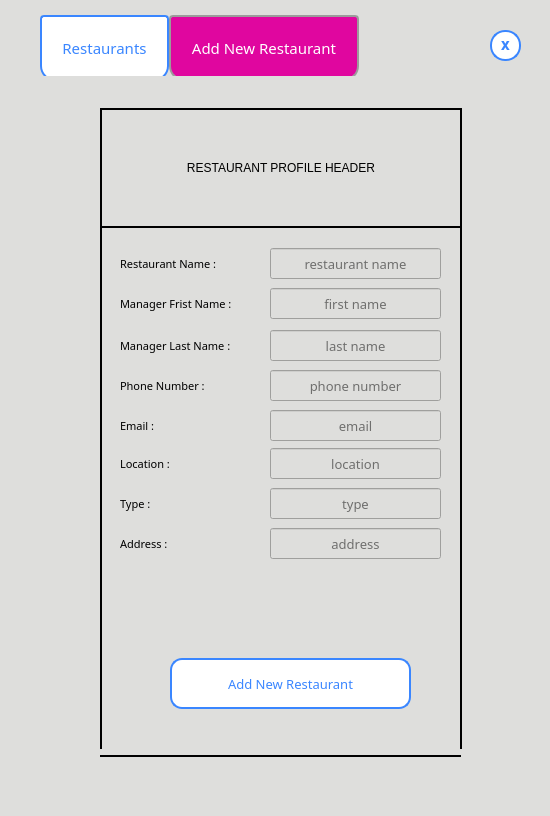
Before: the Qt Designer form frontend/ui_files/Restaurants.ui in irania9O/Restaurant, drawn with Qt 5.
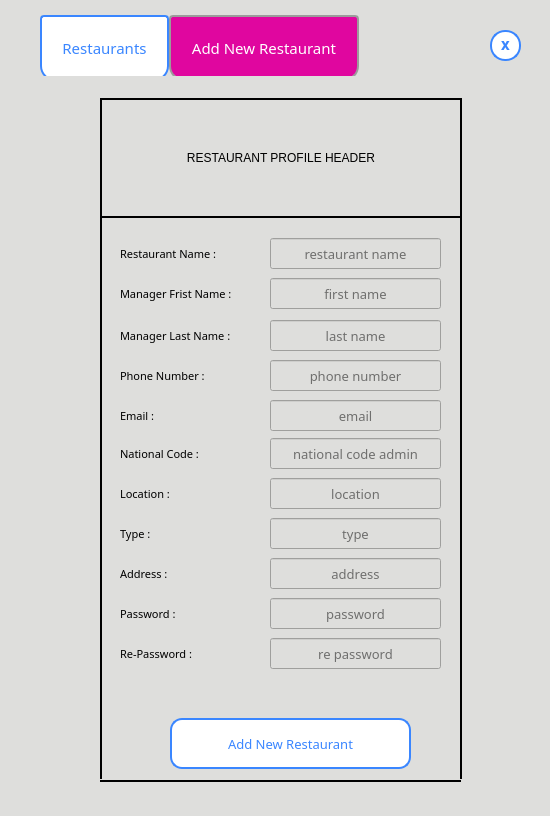
After: the same form once the commit is applied. The open tabs and pages were chosen to show the change.

Commit message: add restaurant and login page connected to database.

The edit to the form file:
```diff
--- a/frontend/ui_files/Restaurants.ui
+++ b/frontend/ui_files/Restaurants.ui
@@ -269,9 +269,9 @@
      <property name="geometry">
       <rect>
        <x>60</x>
-       <y>648</y>
+       <y>682</y>
        <width>361</width>
-       <height>20</height>
+       <height>2</height>
       </rect>
      </property>
      <property name="frameShadow">
@@ -288,9 +288,9 @@
      <property name="geometry">
       <rect>
        <x>411</x>
-       <y>120</y>
+       <y>110</y>
        <width>20</width>
-       <height>531</height>
+       <height>571</height>
       </rect>
      </property>
      <property name="frameShadow">
@@ -310,9 +310,9 @@
      <property name="geometry">
       <rect>
        <x>51</x>
-       <y>130</y>
+       <y>120</y>
        <width>20</width>
-       <height>521</height>
+       <height>561</height>
       </rect>
      </property>
      <property name="frameShadow">
@@ -329,7 +329,7 @@
      <property name="geometry">
       <rect>
        <x>60</x>
-       <y>10</y>
+       <y>0</y>
        <width>362</width>
        <height>120</height>
       </rect>
@@ -351,7 +351,7 @@
      <property name="geometry">
       <rect>
        <x>230</x>
-       <y>430</y>
+       <y>460</y>
        <width>171</width>
        <height>31</height>
       </rect>
@@ -390,7 +390,7 @@
      <property name="geometry">
       <rect>
        <x>230</x>
-       <y>190</y>
+       <y>180</y>
        <width>171</width>
        <height>31</height>
       </rect>
@@ -426,7 +426,7 @@
      <property name="geometry">
       <rect>
        <x>80</x>
-       <y>312</y>
+       <y>302</y>
        <width>141</width>
        <height>31</height>
       </rect>
@@ -448,7 +448,7 @@
      <property name="geometry">
       <rect>
        <x>230</x>
-       <y>350</y>
+       <y>380</y>
        <width>171</width>
        <height>31</height>
       </rect>
@@ -487,7 +487,7 @@
      <property name="geometry">
       <rect>
        <x>230</x>
-       <y>232</y>
+       <y>222</y>
        <width>171</width>
        <height>31</height>
       </rect>
@@ -526,7 +526,7 @@
      <property name="geometry">
       <rect>
        <x>230</x>
-       <y>312</y>
+       <y>302</y>
        <width>171</width>
        <height>31</height>
       </rect>
@@ -562,7 +562,7 @@
      <property name="geometry">
       <rect>
        <x>80</x>
-       <y>232</y>
+       <y>222</y>
        <width>141</width>
        <height>31</height>
       </rect>
@@ -581,7 +581,7 @@
      <property name="geometry">
       <rect>
        <x>80</x>
-       <y>272</y>
+       <y>262</y>
        <width>141</width>
        <height>31</height>
       </rect>
@@ -600,7 +600,7 @@
      <property name="geometry">
       <rect>
        <x>80</x>
-       <y>430</y>
+       <y>460</y>
        <width>141</width>
        <height>31</height>
       </rect>
@@ -622,7 +622,7 @@
      <property name="geometry">
       <rect>
        <x>230</x>
-       <y>272</y>
+       <y>262</y>
        <width>171</width>
        <height>31</height>
       </rect>
@@ -658,7 +658,7 @@
      <property name="geometry">
       <rect>
        <x>80</x>
-       <y>390</y>
+       <y>420</y>
        <width>141</width>
        <height>31</height>
       </rect>
@@ -680,7 +680,7 @@
      <property name="geometry">
       <rect>
        <x>230</x>
-       <y>390</y>
+       <y>420</y>
        <width>171</width>
        <height>31</height>
       </rect>
@@ -716,7 +716,7 @@
      <property name="geometry">
       <rect>
        <x>80</x>
-       <y>350</y>
+       <y>380</y>
        <width>141</width>
        <height>31</height>
       </rect>
@@ -735,7 +735,7 @@
      <property name="geometry">
       <rect>
        <x>80</x>
-       <y>190</y>
+       <y>180</y>
        <width>141</width>
        <height>31</height>
       </rect>
@@ -757,7 +757,7 @@
      <property name="geometry">
       <rect>
        <x>230</x>
-       <y>150</y>
+       <y>140</y>
        <width>171</width>
        <height>31</height>
       </rect>
@@ -793,7 +793,7 @@
      <property name="geometry">
       <rect>
        <x>80</x>
-       <y>150</y>
+       <y>140</y>
        <width>141</width>
        <height>31</height>
       </rect>
@@ -812,7 +812,7 @@
      <property name="geometry">
       <rect>
        <x>130</x>
-       <y>560</y>
+       <y>620</y>
        <width>241</width>
        <height>51</height>
       </rect>
@@ -857,7 +857,7 @@
      <property name="geometry">
       <rect>
        <x>70</x>
-       <y>490</y>
+       <y>590</y>
        <width>341</width>
        <height>20</height>
       </rect>
@@ -874,6 +874,180 @@
       <set>Qt::AlignCenter</set>
      </property>
     </widget>
+    <widget class="QLabel" name="national_code_label">
+     <property name="geometry">
+      <rect>
+       <x>80</x>
+       <y>340</y>
+       <width>141</width>
+       <height>31</height>
+      </rect>
+     </property>
+     <property name="font">
+      <font>
+       <family>MV Boli</family>
+       <pointsize>8</pointsize>
+      </font>
+     </property>
+     <property name="text">
+      <string>National Code :</string>
+     </property>
+    </widget>
+    <widget class="QLineEdit" name="national_code_input">
+     <property name="enabled">
+      <bool>true</bool>
+     </property>
+     <property name="geometry">
+      <rect>
+       <x>230</x>
+       <y>340</y>
+       <width>171</width>
+       <height>31</height>
+      </rect>
+     </property>
+     <property name="font">
+      <font>
+       <family>MV Boli</family>
+       <pointsize>10</pointsize>
+      </font>
+     </property>
+     <property name="styleSheet">
+      <string notr="true">QLineEdit:disabled{
+color: rgb(0, 0, 0);
+}</string>
+     </property>
+     <property name="text">
+      <string/>
+     </property>
+     <property name="alignment">
+      <set>Qt::AlignCenter</set>
+     </property>
+     <property name="readOnly">
+      <bool>false</bool>
+     </property>
+     <property name="placeholderText">
+      <string>national code admin</string>
+     </property>
+     <property name="clearButtonEnabled">
+      <bool>false</bool>
+     </property>
+    </widget>
+    <widget class="QLineEdit" name="re_password_input">
+     <property name="enabled">
+      <bool>true</bool>
+     </property>
+     <property name="geometry">
+      <rect>
+       <x>230</x>
+       <y>540</y>
+       <width>171</width>
+       <height>31</height>
+      </rect>
+     </property>
+     <property name="font">
+      <font>
+       <family>MV Boli</family>
+       <pointsize>10</pointsize>
+      </font>
+     </property>
+     <property name="styleSheet">
+      <string notr="true">QLineEdit:disabled{
+color: rgb(0, 0, 0);
+}</string>
+     </property>
+     <property name="text">
+      <string/>
+     </property>
+     <property name="alignment">
+      <set>Qt::AlignCenter</set>
+     </property>
+     <property name="readOnly">
+      <bool>false</bool>
+     </property>
+     <property name="placeholderText">
+      <string>re password</string>
+     </property>
+     <property name="clearButtonEnabled">
+      <bool>false</bool>
+     </property>
+    </widget>
+    <widget class="QLineEdit" name="password_input">
+     <property name="enabled">
+      <bool>true</bool>
+     </property>
+     <property name="geometry">
+      <rect>
+       <x>230</x>
+       <y>500</y>
+       <width>171</width>
+       <height>31</height>
+      </rect>
+     </property>
+     <property name="font">
+      <font>
+       <family>MV Boli</family>
+       <pointsize>10</pointsize>
+      </font>
+     </property>
+     <property name="styleSheet">
+      <string notr="true">QLineEdit:disabled{
+color: rgb(0, 0, 0);
+}</string>
+     </property>
+     <property name="text">
+      <string/>
+     </property>
+     <property name="alignment">
+      <set>Qt::AlignCenter</set>
+     </property>
+     <property name="readOnly">
+      <bool>false</bool>
+     </property>
+     <property name="placeholderText">
+      <string>password</string>
+     </property>
+     <property name="clearButtonEnabled">
+      <bool>false</bool>
+     </property>
+    </widget>
+    <widget class="QLabel" name="re_password_label">
+     <property name="geometry">
+      <rect>
+       <x>80</x>
+       <y>540</y>
+       <width>141</width>
+       <height>31</height>
+      </rect>
+     </property>
+     <property name="font">
+      <font>
+       <family>MV Boli</family>
+       <pointsize>8</pointsize>
+      </font>
+     </property>
+     <property name="text">
+      <string>Re-Password :</string>
+     </property>
+    </widget>
+    <widget class="QLabel" name="password_label">
+     <property name="geometry">
+      <rect>
+       <x>80</x>
+       <y>500</y>
+       <width>141</width>
+       <height>31</height>
+      </rect>
+     </property>
+     <property name="font">
+      <font>
+       <family>MV Boli</family>
+       <pointsize>8</pointsize>
+      </font>
+     </property>
+     <property name="text">
+      <string>Password :</string>
+     </property>
+    </widget>
    </widget>
   </widget>
   <zorder>tabWidget</zorder>
```
Left out of the diff: 4 changed lines with no effect on the pictures. The commit also changes 9 other files.
